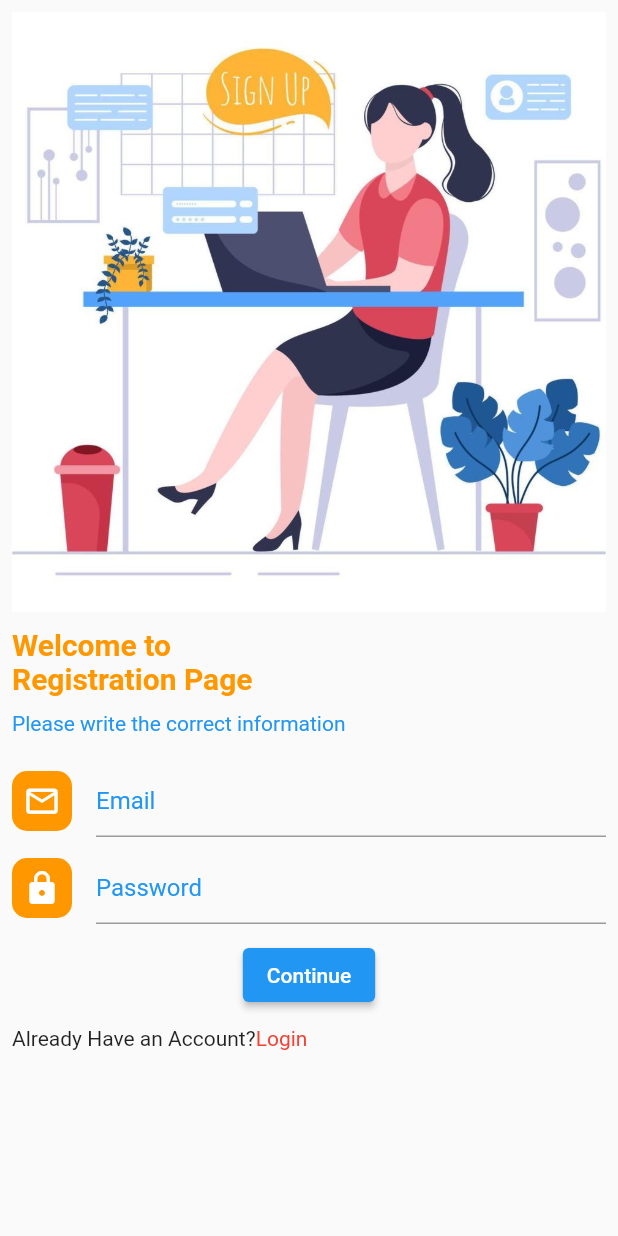
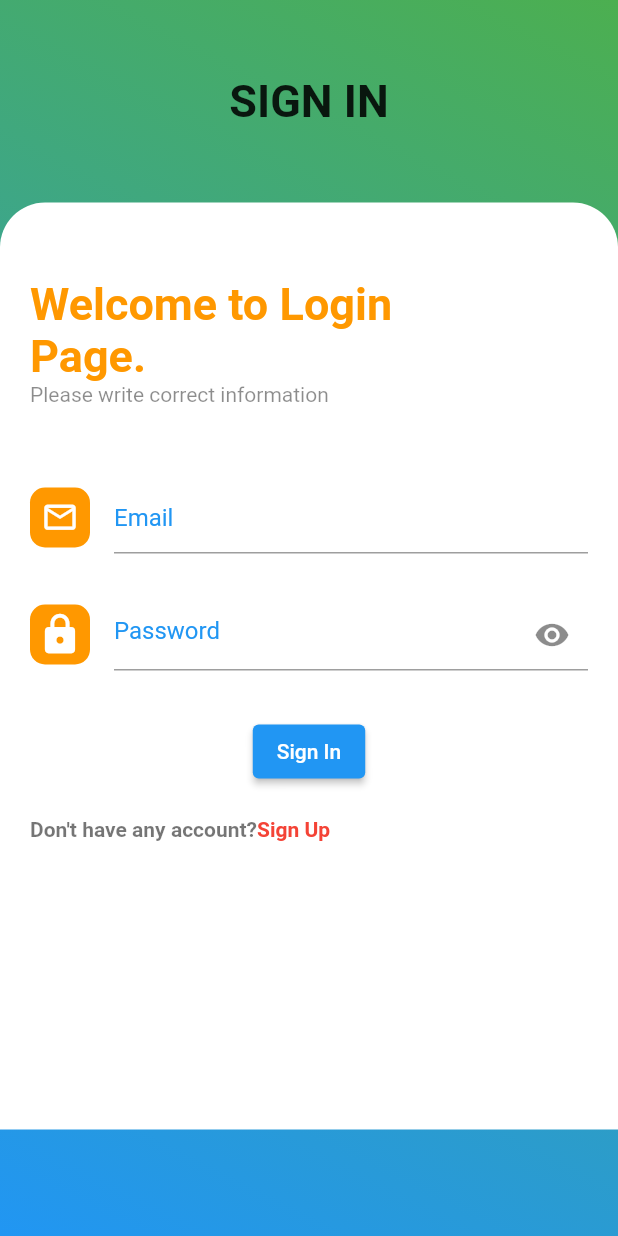
Before and after one commit to SaifulIslam13/Demo_Project, a Flutter app: the LoginPage screen opened directly, after a tap on "Continue", on a phone screen of 412 x 824 dp. Run offline on Flutter 3.47's test engine with Material 2 defaults, Android fonts, the phone set to English and light mode, and no system bars; our stand-ins replace smooth_page_indicator.

Commit message:
Sign in page

```diff
--- a/lib/homepage/page2.dart
+++ b/lib/homepage/delivery_page.dart
@@ -36,6 +36,7 @@ class _Page2State extends State<Page2> {
                   style: TextStyle(
                       color: Colors.black,
                       fontSize: 30,
+                      fontFamily: "fonts1",
                       fontWeight: FontWeight.bold),
                 ),
                 SizedBox(
@@ -43,6 +44,7 @@ class _Page2State extends State<Page2> {
                 ),
                 Text(
                   "Very fast same day delivery and\ncustom delivery system",
+                  style: TextStyle(fontFamily: "fonts1", fontSize: 16),
                   textAlign: TextAlign.center,
                 )
               ],
--- a/lib/homepage/page1.dart
+++ b/lib/homepage/fast_delivery.dart
@@ -2,14 +2,14 @@ import 'package:flutter/material.dart';
 import 'package:flutter/src/foundation/key.dart';
 import 'package:flutter/src/widgets/framework.dart';
 
-class Page1 extends StatefulWidget {
-  const Page1({Key? key}) : super(key: key);
+class Screen3 extends StatefulWidget {
+  const Screen3({Key? key}) : super(key: key);
 
   @override
-  State<Page1> createState() => _Page1State();
+  State<Screen3> createState() => _Screen3State();
 }
 
-class _Page1State extends State<Page1> {
+class _Screen3State extends State<Screen3> {
   @override
   Widget build(BuildContext context) {
     return SafeArea(
@@ -21,29 +21,31 @@ class _Page1State extends State<Page1> {
             child: Column(
               children: [
                 Container(
-                    height: 450,
+                    height: 400,
                     width: double.infinity,
                     child: Image(
-                      image: AssetImage('images/image1.jpg'),
+                      image: AssetImage('images/image3.jpg'),
                       fit: BoxFit.cover,
                     )),
                 SizedBox(
                   height: 50,
                 ),
                 Text(
-                  "Welcome\nto\nGroceryus",
+                  "Fast Delivery",
                   textAlign: TextAlign.center,
                   style: TextStyle(
                       color: Colors.black,
+                      fontFamily: "fonts1",
                       fontSize: 30,
                       fontWeight: FontWeight.bold),
                 ),
                 SizedBox(
-                  height: 30,
+                  height: 20,
                 ),
                 Text(
-                  "15000+ groceryus items available\nonly for you.",
+                  "Very fast same day delivery and\ncustom delivery system",
                   textAlign: TextAlign.center,
+                  style: TextStyle(fontFamily: "fonts1", fontSize: 16),
                 )
               ],
             ),
--- a/lib/homepage/page3.dart
+++ b/lib/homepage/welcome_page.dart
@@ -2,14 +2,14 @@ import 'package:flutter/material.dart';
 import 'package:flutter/src/foundation/key.dart';
 import 'package:flutter/src/widgets/framework.dart';
 
-class Screen3 extends StatefulWidget {
-  const Screen3({Key? key}) : super(key: key);
+class Page1 extends StatefulWidget {
+  const Page1({Key? key}) : super(key: key);
 
   @override
-  State<Screen3> createState() => _Screen3State();
+  State<Page1> createState() => _Page1State();
 }
 
-class _Screen3State extends State<Screen3> {
+class _Page1State extends State<Page1> {
   @override
   Widget build(BuildContext context) {
     return SafeArea(
@@ -21,29 +21,31 @@ class _Screen3State extends State<Screen3> {
             child: Column(
               children: [
                 Container(
-                    height: 400,
+                    height: 450,
                     width: double.infinity,
                     child: Image(
-                      image: AssetImage('images/image3.jpg'),
+                      image: AssetImage('images/image1.jpg'),
                       fit: BoxFit.cover,
                     )),
                 SizedBox(
-                  height: 50,
+                  height: 30,
                 ),
                 Text(
-                  "Fast Delivery",
+                  "Welcome\nto\nGroceryus",
                   textAlign: TextAlign.center,
                   style: TextStyle(
                       color: Colors.black,
                       fontSize: 30,
-                      fontWeight: FontWeight.bold),
+                      fontWeight: FontWeight.bold,
+                      fontFamily: "fonts1"),
                 ),
                 SizedBox(
                   height: 20,
                 ),
                 Text(
-                  "Very fast same day delivery and\ncustom delivery system",
+                  "15000+ groceryus items available\nonly for you.",
                   textAlign: TextAlign.center,
+                  style: TextStyle(fontFamily: "fonts1", fontSize: 16),
                 )
               ],
             ),
--- /dev/null
+++ b/lib/loginpages/login_page.dart
@@ -0,0 +1,138 @@
+import 'dart:ui';
+
+import 'package:flutter/cupertino.dart';
+import 'package:flutter/material.dart';
+import 'package:flutter/src/foundation/key.dart';
+import 'package:flutter/src/widgets/framework.dart';
+import 'package:project_demo/reg_page.dart';
+
+class SigninPage extends StatelessWidget {
+  const SigninPage({Key? key}) : super(key: key);
+
+  @override
+  Widget build(BuildContext context) {
+    return SafeArea(
+        child: Scaffold(
+      body: Container(
+        width: double.infinity,
+        decoration: BoxDecoration(
+            gradient: LinearGradient(
+                begin: Alignment.topRight,
+                end: Alignment.bottomLeft,
+                colors: [Colors.green, Colors.blue])),
+        child: Column(
+          children: [
+            Padding(
+              padding: const EdgeInsets.all(50),
+              child: Text(
+                "SIGN IN",
+                style: TextStyle(fontSize: 30, fontWeight: FontWeight.bold),
+              ),
+            ),
+            Container(
+              height: 618,
+              width: double.infinity,
+              decoration: BoxDecoration(
+                  color: Colors.white,
+                  borderRadius: BorderRadius.only(
+                      topLeft: Radius.circular(30),
+                      topRight: Radius.circular(30))),
+              child: Padding(
+                padding: const EdgeInsets.only(top: 50, left: 20, right: 20),
+                child: Column(
+                  crossAxisAlignment: CrossAxisAlignment.start,
+                  children: [
+                    Text(
+                      'Welcome to Login\nPage.',
+                      style: TextStyle(
+                          fontSize: 30,
+                          fontWeight: FontWeight.bold,
+                          color: Colors.orange),
+                    ),
+                    Text(
+                      'Please write correct information',
+                      style: TextStyle(color: Colors.black45),
+                    ),
+                    SizedBox(
+                      height: 50,
+                    ),
+                    TextFormField(
+                      decoration: InputDecoration(
+                        icon: Container(
+                            height: 40,
+                            width: 40,
+                            decoration: BoxDecoration(
+                                color: Colors.orange,
+                                borderRadius: BorderRadius.circular(10)),
+                            child: Icon(
+                              Icons.email_outlined,
+                              color: Colors.white,
+                              size: 25,
+                            )),
+                        hintText: "Email",
+                        hintStyle: TextStyle(color: Colors.blue),
+                      ),
+                    ),
+                    SizedBox(
+                      height: 30,
+                    ),
+                    TextFormField(
+                      decoration: InputDecoration(
+                        suffixIcon: Icon(Icons.visibility),
+                        icon: Container(
+                            height: 40,
+                            width: 40,
+                            decoration: BoxDecoration(
+                                color: Colors.orange,
+                                borderRadius: BorderRadius.circular(10)),
+                            child: Icon(
+                              Icons.lock,
+                              color: Colors.white,
+                              size: 30,
+                            )),
+                        hintText: "Password",
+                        hintStyle: TextStyle(color: Colors.blue),
+                      ),
+                    ),
+                    SizedBox(
+                      height: 30,
+                    ),
+                    Center(
+                        child: ElevatedButton(
+                            onPressed: () {}, child: Text("Sign In"))),
+                    SizedBox(
+                      height: 20,
+                    ),
+                    Row(
+                      children: [
+                        Text(
+                          "Don't have any account?",
+                          style: TextStyle(
+                              color: Colors.black54,
+                              fontWeight: FontWeight.bold),
+                        ),
+                        InkWell(
+                          onTap: () {
+                            Navigator.push(context,
+                                MaterialPageRoute(builder: (context) {
+                              return LoginPage();
+                            }));
+                          },
+                          child: Text(
+                            "Sign Up",
+                            style: TextStyle(
+                                color: Colors.red, fontWeight: FontWeight.bold),
+                          ),
+                        )
+                      ],
+                    )
+                  ],
+                ),
+              ),
+            )
+          ],
+        ),
+      ),
+    ));
+  }
+}
--- a/lib/login_page.dart
+++ b/lib/reg_page.dart
@@ -1,6 +1,7 @@
 import 'package:flutter/material.dart';
 import 'package:flutter/src/foundation/key.dart';
 import 'package:flutter/src/widgets/framework.dart';
+import 'package:project_demo/loginpages/login_page.dart';
 
 class LoginPage extends StatefulWidget {
   const LoginPage({Key? key}) : super(key: key);
@@ -32,6 +33,7 @@ class _LoginPageState extends State<LoginPage> {
             Text(
               "Welcome to\nRegistration Page",
               style: TextStyle(
+                  fontFamily: "fonts1",
                   fontSize: 20,
                   fontWeight: FontWeight.bold,
                   color: Colors.orange),
@@ -41,7 +43,7 @@ class _LoginPageState extends State<LoginPage> {
             ),
             Text(
               "Please write the correct information",
-              style: TextStyle(color: Colors.blue),
+              style: TextStyle(color: Colors.blue, fontFamily: "fonts1"),
             ),
             SizedBox(
               height: 20,
@@ -64,7 +66,7 @@ class _LoginPageState extends State<LoginPage> {
               ),
             ),
             SizedBox(
-              height: 10,
+              height: 20,
             ),
             Center(
               child: TextFormField(
@@ -78,8 +80,9 @@ class _LoginPageState extends State<LoginPage> {
                       child: Icon(
                         Icons.lock,
                         color: Colors.white,
-                        size: 25,
+                        size: 30,
                       )),
+                  suffixIcon: Icon(Icons.visibility),
                   hintText: "Password",
                   hintStyle: TextStyle(color: Colors.blue),
                 ),
@@ -89,19 +92,36 @@ class _LoginPageState extends State<LoginPage> {
               height: 10,
             ),
             Center(
-                child:
-                    ElevatedButton(onPressed: () {}, child: Text("Continue"))),
+                child: ElevatedButton(
+                    onPressed: () {
+                      Navigator.push(
+                          context,
+                          MaterialPageRoute(
+                              builder: (context) => SigninPage()));
+                    },
+                    child: Text("Continue"))),
             SizedBox(
               height: 10,
             ),
             Row(
               children: [
-                Text("Already Have an Account?"),
+                Text(
+                  "Already Have an Account?",
+                  style: TextStyle(fontFamily: "fonts1", fontSize: 16),
+                ),
                 InkWell(
-                    onTap: () {},
+                    onTap: () {
+                      Navigator.push(context,
+                          MaterialPageRoute(builder: ((context) {
+                        return SigninPage();
+                      })));
+                    },
                     child: Text(
                       "Login",
-                      style: TextStyle(color: Colors.red),
+                      style: TextStyle(
+                          fontSize: 16,
+                          fontWeight: FontWeight.bold,
+                          color: Colors.red),
                     ))
               ],
             )
```
Also changed, not shown: lib/home_page.dart (+4 -4 lines), pubspec.yaml (+4 -6 lines), fonts/Satisfy-Regular.ttf (added).
